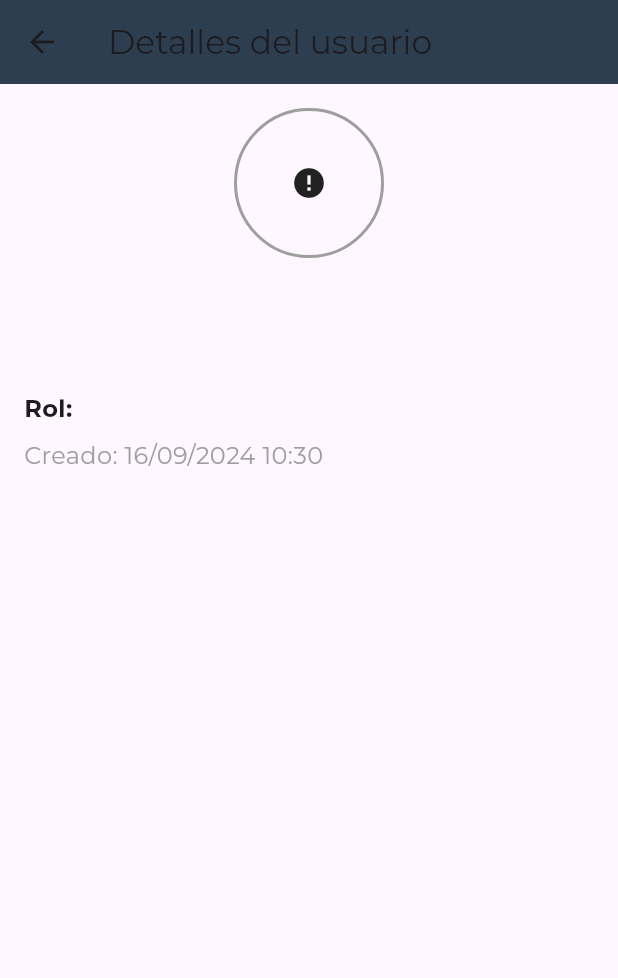
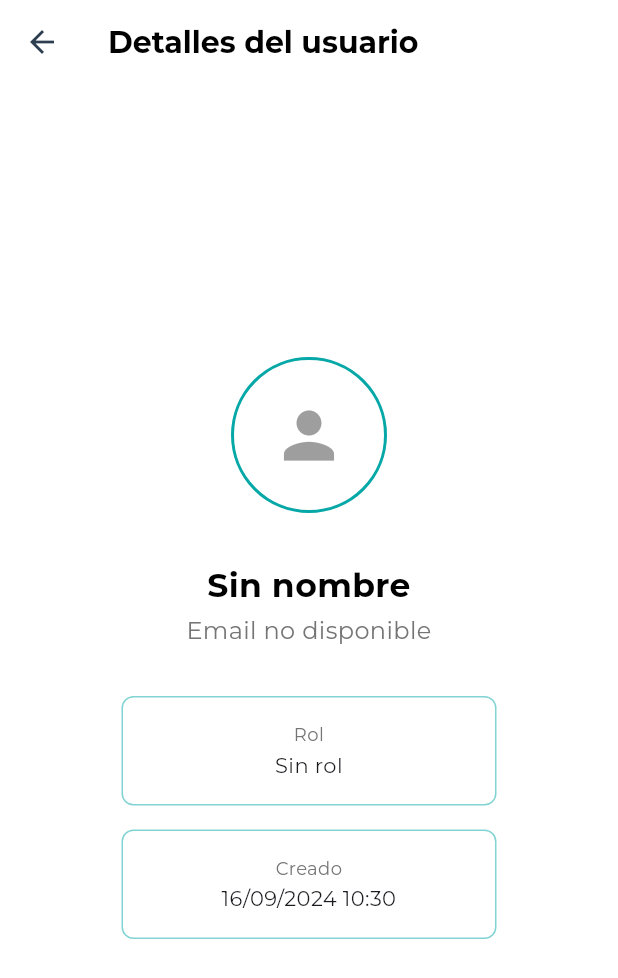
Before and after one commit to efrain131202/Dashboard-Vial, a Flutter app: the UserDetailsScreen screen opened directly with empty values, on a phone screen of 412 x 824 dp. Shown: the top 978 px of the screen. Run offline on Flutter 3.47's test engine with Material 3 defaults, Android fonts, the phone set to English and light mode, and no system bars; drawn by our look-alikes of cached_network_image; our stand-ins replace cloud_firestore, firebase_auth, firebase_core, firebase_storage, fl_chart, image_picker and 1 more; missing offline and left inert: bitsdojo_window; accounts and stored records are empty; statements that could not run were skipped; project files that could hold a hidden picture were left out.

Commit message:
implementando interfaz en user_details_screen.dart

```diff
--- a/lib/screens/components/user_details_screen.dart
+++ b/lib/screens/components/user_details_screen.dart
@@ -1,7 +1,8 @@
 import 'package:flutter/material.dart';
 import 'package:cached_network_image/cached_network_image.dart';
+import 'package:intl/intl.dart';
+import 'package:vial_dashboard/screens/components/constants.dart';
 import 'package:vial_dashboard/screens/components/user_data.dart';
-import 'package:intl/intl.dart';
 
 class UserDetailsScreen extends StatelessWidget {
   final UserData user;
@@ -11,70 +12,107 @@ class UserDetailsScreen extends StatelessWidget {
   @override
   Widget build(BuildContext context) {
     return Scaffold(
+      backgroundColor: Colors.white,
       appBar: AppBar(
-        title: const Text('Detalles del usuario'),
+        backgroundColor: Colors.white,
+        foregroundColor: const Color(0xFF2C3E50),
+        title: const Text(
+          'Detalles del usuario',
+          style: TextStyle(
+            fontSize: 20,
+            fontWeight: FontWeight.bold,
+            color: Colors.black,
           ),
-      body: Padding(
-        padding: const EdgeInsets.all(16.0),
+        ),
+      ),
+      body: Center(
+        child: SingleChildScrollView(
+          padding: const EdgeInsets.all(kPadding),
           child: Column(
-          crossAxisAlignment: CrossAxisAlignment.start,
             children: [
-            Center(
-              child: Container(
-                width: 100,
-                height: 100,
+              _buildProfileImage(user),
+              const SizedBox(height: kPadding),
+              _buildUserInfo(
+                  user.displayName, 'Sin nombre', 22, FontWeight.bold),
+              const SizedBox(height: 4),
+              _buildUserInfo(
+                  user.email, 'Email no disponible', 16, FontWeight.normal,
+                  color: Colors.grey[600]),
+              const SizedBox(height: kPadding),
+              _buildInfoBox(
+                  'Rol', user.role.isNotEmpty ? user.role : 'Sin rol'),
+              _buildInfoBox('Creado', _formatDate(user.createdTime)),
+            ],
+          ),
+        ),
+      ),
+    );
+  }
+
+  Widget _buildProfileImage(UserData user) {
+    return Container(
+      width: 104,
+      height: 104,
+      padding: const EdgeInsets.all(2),
       decoration: BoxDecoration(
         shape: BoxShape.circle,
-                  border: Border.all(color: Colors.grey, width: 2),
+        border: Border.all(color: primaryColor, width: 2),
       ),
       child: ClipOval(
-                  child: user.photoUrl != null
+        child: user.photoUrl != null && user.photoUrl!.isNotEmpty
             ? CachedNetworkImage(
                 imageUrl: user.photoUrl!,
                 fit: BoxFit.cover,
+                width: 100,
+                height: 100,
                 placeholder: (context, url) =>
                     const CircularProgressIndicator(),
                 errorWidget: (context, url, error) =>
-                              const Icon(Icons.error),
+                    const Icon(Icons.error, size: 50),
               )
-                      : const Icon(Icons.person, size: 50),
+            : const Icon(Icons.person, size: 50, color: Colors.grey),
       ),
+    );
+  }
+
+  Widget _buildUserInfo(
+      String value, String placeholder, double fontSize, FontWeight fontWeight,
+      {Color? color}) {
+    return Text(
+      value.isNotEmpty ? value : placeholder,
+      style: TextStyle(
+        fontSize: fontSize,
+        fontWeight: fontWeight,
+        color: color ?? Colors.black,
       ),
+      textAlign: TextAlign.center,
+    );
+  }
+
+  Widget _buildInfoBox(String title, String value) {
+    return Container(
+      width: 250,
+      margin: const EdgeInsets.only(bottom: kPadding / 2),
+      padding: const EdgeInsets.all(kPadding / 2),
+      decoration: BoxDecoration(
+        border: Border.all(color: primaryColor.withOpacity(0.5)),
+        borderRadius: BorderRadius.circular(8),
       ),
-            const SizedBox(height: 16),
+      child: Column(
+        crossAxisAlignment: CrossAxisAlignment.center,
+        children: [
           Text(
-              user.displayName,
-              style: const TextStyle(
-                fontSize: 24,
-                fontWeight: FontWeight.bold,
+            title,
+            style: TextStyle(fontSize: 12, color: Colors.grey[600]),
+            textAlign: TextAlign.center,
           ),
-            ),
-            const SizedBox(height: 8),
+          const SizedBox(height: 2),
           Text(
-              user.email,
-              style: const TextStyle(
-                fontSize: 16,
-                color: Colors.grey,
-              ),
-            ),
-            const SizedBox(height: 8),
-            Text(
-              'Rol: ${user.role}',
-              style: const TextStyle(
-                fontSize: 16,
-                fontWeight: FontWeight.bold,
-              ),
-            ),
-            const SizedBox(height: 8),
-            Text(
-              'Creado: ${_formatDate(user.createdTime)}',
-              style: const TextStyle(
-                fontSize: 16,
-                color: Colors.grey,
-              ),
+            value,
+            style: const TextStyle(fontSize: 14),
+            textAlign: TextAlign.center,
           ),
         ],
-        ),
       ),
     );
   }
```
Lines whose indentation alone changed are shown as unchanged.
